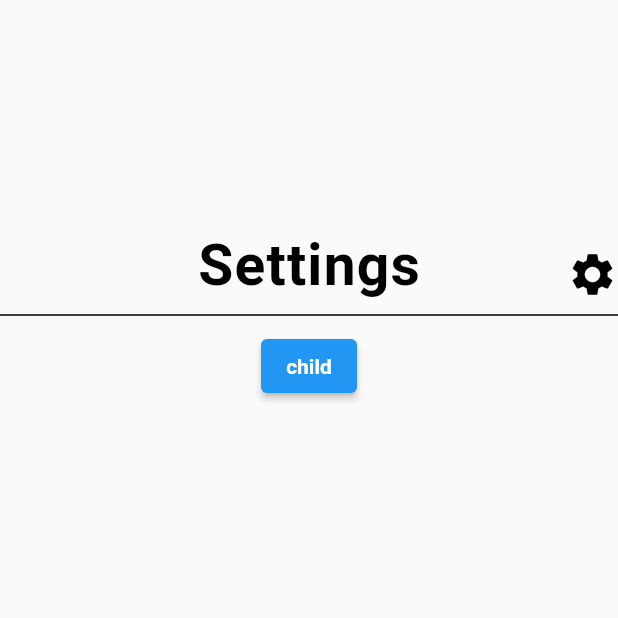
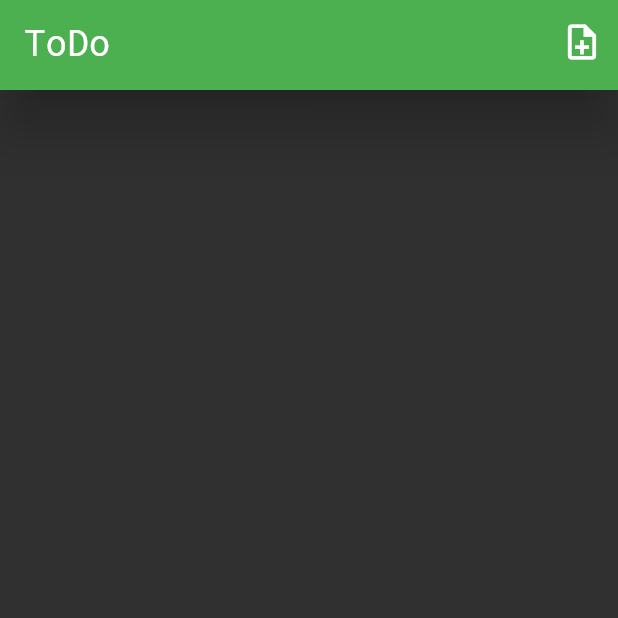
Before and after one commit to MertSaygili/flutter_local_databases, a Flutter app: the screen it shows after launch, on a phone screen of 412 x 824 dp, the top half of it. Run offline on Flutter 3.47's test engine with Material 2 defaults, Android fonts, the phone set to English and light mode, and no system bars; our stand-ins replace shared_preferences, sqflite; accounts and stored records are empty.

Commit message:
added custom appbar

```diff
--- a/lib/SharedPreferences/constants/constants.dart
+++ b/lib/SharedPreferences/constants/constants.dart
@@ -16,8 +16,10 @@ class ColorItems {
   final Color colorTransparent = Colors.transparent;
   final Color colorBlack = Colors.black;
   final Color colorWhite = Colors.white;
+  final Color colorGreen = Colors.green;
+  final Color? colorGreen500 = Colors.green[500];
 }
 
 class IconItems {
-  final Icon iconSettings = const Icon(Icons.settings);
+  final Icon iconNoteadd = const Icon(Icons.note_add_outlined);
 }
--- a/lib/SharedPreferences/constants/strings.dart
+++ b/lib/SharedPreferences/constants/strings.dart
@@ -1,3 +1,3 @@
 class Strings {
-  String titleSettings = 'Settings';
+  String titleToDo = 'ToDo';
 }
--- a/lib/SharedPreferences/ui/view/main_page.dart
+++ /dev/null
@@ -1,50 +0,0 @@
-import 'package:flutter/material.dart';
-import 'package:flutter_local_databases/SharedPreferences/constants/constants.dart';
-import 'package:flutter_local_databases/SharedPreferences/constants/strings.dart';
-import '../widgets/custom_persistent_sliver_appbar.dart';
-
-class MainPageView extends StatefulWidget {
-  const MainPageView({super.key});
-
-  @override
-  State<MainPageView> createState() => _MainPageViewState();
-}
-
-class _MainPageViewState extends State<MainPageView> {
-  final Strings _strings = Strings();
-  final double _expandedHeight = 200;
-
-  @override
-  Widget build(BuildContext context) {
-    return Scaffold(
-      body: CustomScrollView(
-        slivers: <Widget>[
-          _sliverPersistentHeader(),
-          SliverToBoxAdapter(
-            child: Column(
-              children: [
-                Divider(
-                  height: 20,
-                  thickness: 1,
-                  color: ColorItems().colorBlack,
-                ),
-                ElevatedButton(onPressed: () {}, child: const Text('child')),
-              ],
-            ),
-          )
-        ],
-      ),
-    );
-  }
-
-  SliverPersistentHeader _sliverPersistentHeader() {
-    return SliverPersistentHeader(
-      delegate: CustomPersistenSliverAppbar(
-        expandedHeight: _expandedHeight,
-        title: _strings.titleSettings,
-      ),
-      pinned: true,
-      floating: true,
-    );
-  }
-}
--- /dev/null
+++ b/lib/SharedPreferences/ui/view/main_todo_view.dart
@@ -0,0 +1,28 @@
+import 'package:flutter/material.dart';
+import 'package:flutter_local_databases/SharedPreferences/constants/strings.dart';
+import 'package:flutter_local_databases/SharedPreferences/ui/widgets/custom_appbar.dart';
+
+class MainTodoView extends StatefulWidget {
+  const MainTodoView({super.key});
+
+  @override
+  State<MainTodoView> createState() => _MainTodoViewState();
+}
+
+class _MainTodoViewState extends State<MainTodoView> {
+  final Strings _strings = Strings();
+  final double _prefferedSize = 60;
+
+  @override
+  Widget build(BuildContext context) {
+    return Scaffold(
+      appBar: CustomAppbar(
+        prefferedSize: _prefferedSize,
+        title: _returnTextTitle(),
+        fun: () {},
+      ),
+    );
+  }
+
+  Widget _returnTextTitle() => Text(_strings.titleToDo);
+}
--- a/lib/SharedPreferences/ui/widgets/custom_appbar.dart
+++ b/lib/SharedPreferences/ui/widgets/custom_appbar.dart
@@ -1,52 +1,46 @@
 import 'package:flutter/material.dart';
 import 'package:flutter/services.dart';
+import 'package:flutter_local_databases/SharedPreferences/constants/constants.dart';
 
-import '../../constants/constants.dart';
-
-class CustomSilverAppBar extends StatelessWidget {
-  const CustomSilverAppBar({
+class CustomAppbar extends StatefulWidget with PreferredSizeWidget {
+  const CustomAppbar({
     super.key,
+    required this.prefferedSize,
     required this.title,
-    required this.icon,
+    required this.fun,
   });
 
-  final String title;
-  final Icon icon;
-  final double _prefferedSizeHeight = 200;
+  final double prefferedSize;
+  final Widget title;
+  final Function fun;
+
+  @override
+  State<CustomAppbar> createState() => _CustomAppbarState();
+
+  @override
+  Size get preferredSize => Size.fromHeight(prefferedSize);
+}
+
+class _CustomAppbarState extends State<CustomAppbar> {
   final double _elevation = 15;
 
   @override
   Widget build(BuildContext context) {
-    return SliverAppBar(
-      flexibleSpace: FlexibleSpaceBar(
-        titlePadding: EdgeInsets.zero,
-        title: Stack(children: [_textAlign(context), _alignIcon()]),
-      ),
+    return AppBar(
+      title: widget.title,
+      centerTitle: false,
       elevation: _elevation,
+      backgroundColor: ColorItems().colorGreen500 ?? ColorItems().colorGreen,
       systemOverlayStyle: SystemUiOverlayStyle.dark,
-      backgroundColor: ColorItems().colorWhite,
-      expandedHeight: _prefferedSizeHeight,
       iconTheme: Theme.of(context).iconTheme,
-      floating: true,
-      pinned: true,
-      snap: true,
-    );
-  }
-
-  Align _alignIcon() {
-    return Align(
-      alignment: Alignment.bottomRight,
-      child: icon,
-    );
-  }
-
-  Align _textAlign(BuildContext context) {
-    return Align(
-      alignment: Alignment.bottomLeft,
-      child: Text(
-        title,
-        style: Theme.of(context).textTheme.headlineMedium,
-      ),
+      titleTextStyle: Theme.of(context).textTheme.titleMedium,
+      actionsIconTheme: Theme.of(context).iconTheme,
+      actions: [
+        IconButton(
+          onPressed: () => widget.fun(),
+          icon: IconItems().iconNoteadd,
+        )
+      ],
     );
   }
 }
--- a/lib/main.dart
+++ b/lib/main.dart
@@ -1,7 +1,6 @@
 import 'package:flutter/material.dart';
-import 'package:flutter_local_databases/theme/light_custom_theme.dart';
-
-import 'SharedPreferences/ui/view/main_page.dart';
+import 'package:flutter_local_databases/theme/dark_custom_theme.dart';
+import 'SharedPreferences/ui/view/main_todo_view.dart';
 
 void main() {
   runApp(const MyApp());
@@ -15,9 +14,11 @@ class MyApp extends StatelessWidget {
     FloatingActionButtonLocation.centerDocked;
     return MaterialApp(
       title: 'Flutter Local Databases',
-      // theme: CustomDarkTheme().theme, for SQFlite
-      theme: CustomLightTheme().theme,
-      home: const MainPageView(),
+      // dark theme
+      theme: CustomDarkTheme().theme,
+      // light theme
+      // theme: CustomLightTheme().theme,
+      home: const MainTodoView(),
     );
   }
 }
```
Also changed, not shown: lib/SharedPreferences/ui/view/add_note_view.dart (added, +17 -0 lines), lib/SharedPreferences/ui/widgets/custom_persistent_sliver_appbar.dart (deleted, +0 -70 lines), lib/SharedPreferences/ui/view/brightness_page.dart (deleted), lib/SharedPreferences/ui/view/theme_page.dart (deleted).
